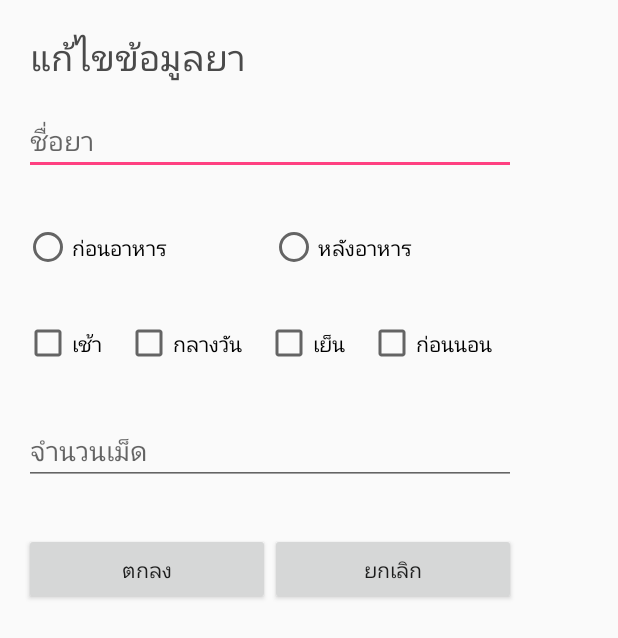
After one commit to iamteerawut/se_project, an Android app: the layout dialog_editpill.xml on its own in the app's theme, with its tools: preview values and no code run, on a phone screen of 412 x 824 dp. The commit adds this screen. Shown: the top 638 px of the screen. Run offline under Robolectric (Android 15) with nearby library versions, the phone set to English and light mode, and no system bars.

Commit message:
Add dialog edit pill

```diff
--- a/Pillminder/app/src/main/java/com/se/pillminder/PillFragment.java
+++ b/Pillminder/app/src/main/java/com/se/pillminder/PillFragment.java
@@ -11,7 +11,7 @@ import android.widget.Button;
 /**
  * A simple {@link Fragment} subclass.
  */
-public class PillFragment extends Fragment implements View.OnClickListener {
+public class PillFragment extends Fragment {
 
     private View rootView;
 
@@ -37,26 +37,62 @@ public class PillFragment extends Fragment implements View.OnClickListener {
         // Inflate the layout for this fragment
         this.rootView = inflater.inflate(R.layout.fragment_pill, container, false);
 
-        Button add_pill = rootView.findViewById(R.id.add_button);
-        add_pill.setOnClickListener(this);
 
-        return rootView;
-//        return inflater.inflate(R.layout.fragment_pill, container, false);
+        Button edit_pill = rootView.findViewById(R.id.edit_pill1);
+        edit_pill.setOnClickListener(new View.OnClickListener() {
+            @Override
+            public void onClick(View v) {
+                final Dialog dialog = new Dialog(PillFragment.this.getContext());
+                dialog.setContentView(R.layout.dialog_editpill);
+
+                Button ok_action = (Button) dialog.findViewById(R.id.ok_action);
+                Button cancel_action = (Button) dialog.findViewById(R.id.cancel_action);
+
+                ok_action.setOnClickListener(new View.OnClickListener() {
+                    @Override
+                    public void onClick(View v) {
+                        dialog.dismiss();
                     }
+                });
 
-    @Override
-    public void onClick(View view) {
-        final Dialog dialog = new Dialog(PillFragment.this.getContext());
-        dialog.setContentView(R.layout.dialog_addpill);
-
-        Button cancel_action = (Button) dialog.findViewById(R.id.cancel_action);
                 cancel_action.setOnClickListener(new View.OnClickListener() {
                     @Override
                     public void onClick(View v) {
                         dialog.dismiss();
                     }
                 });
-
                 dialog.show();
             }
+        });
+
+        Button add_pill = rootView.findViewById(R.id.add_pill);
+        add_pill.setOnClickListener(new View.OnClickListener() {
+            @Override
+            public void onClick(View v) {
+                final Dialog dialog = new Dialog(PillFragment.this.getContext());
+                dialog.setContentView(R.layout.dialog_addpill);
+
+                Button ok_action = (Button) dialog.findViewById(R.id.ok_action);
+                Button cancel_action = (Button) dialog.findViewById(R.id.cancel_action);
+
+                ok_action.setOnClickListener(new View.OnClickListener() {
+                    @Override
+                    public void onClick(View v) {
+                        dialog.dismiss();
                     }
+                });
+
+                cancel_action.setOnClickListener(new View.OnClickListener() {
+                    @Override
+                    public void onClick(View v) {
+                        dialog.dismiss();
+                    }
+                });
+                dialog.show();
+            }
+        });
+
+        return rootView;
+//        return inflater.inflate(R.layout.fragment_pill, container, false);
+    }
+}
--- a/Pillminder/app/src/main/res/layout/dialog_addpill.xml
+++ b/Pillminder/app/src/main/res/layout/dialog_addpill.xml
@@ -127,6 +127,7 @@
 
 
         <Button
+            android:id="@+id/ok_action"
             android:layout_width="wrap_content"
             android:layout_height="wrap_content"
             android:layout_weight="1"
--- /dev/null
+++ b/Pillminder/app/src/main/res/layout/dialog_editpill.xml
@@ -0,0 +1,145 @@
+<?xml version="1.0" encoding="utf-8"?>
+<LinearLayout
+    xmlns:android="http://schemas.android.com/apk/res/android"
+    android:orientation="vertical"
+    android:layout_width="360dp"
+    android:layout_height="wrap_content">
+
+    <TextView
+        android:id="@+id/content"
+        android:layout_marginTop="20dp"
+        android:layout_marginLeft="20dp"
+        android:textSize="24sp"
+        android:textColor="#4a4a4a"
+        android:text="แก้ไขข้อมูลยา"
+        android:layout_width="wrap_content"
+        android:layout_height="wrap_content" />
+
+    <LinearLayout
+        android:layout_marginTop="16dp"
+        android:layout_marginLeft="16dp"
+        android:layout_marginRight="16dp"
+        android:layout_marginBottom="16dp"
+        android:orientation="horizontal"
+        android:layout_width="match_parent"
+        android:layout_height="wrap_content">
+
+
+        <EditText
+            android:id="@+id/pill_name"
+            android:layout_gravity="center"
+            android:layout_width="wrap_content"
+            android:layout_height="wrap_content"
+            android:layout_weight="1"
+            android:ems="10"
+            android:inputType="text"
+            android:hint="ชื่อยา" />
+
+    </LinearLayout>
+
+    <LinearLayout
+        android:layout_marginTop="16dp"
+        android:layout_marginLeft="16dp"
+        android:layout_marginRight="16dp"
+        android:layout_marginBottom="16dp"
+        android:orientation="horizontal"
+        android:layout_width="match_parent"
+        android:layout_height="wrap_content">
+
+
+        <RadioButton
+            android:layout_width="wrap_content"
+            android:layout_height="wrap_content"
+            android:layout_weight="1"
+            android:text="ก่อนอาหาร" />
+
+        <RadioButton
+            android:layout_width="wrap_content"
+            android:layout_height="wrap_content"
+            android:layout_weight="1"
+            android:text="หลังอาหาร" />
+
+    </LinearLayout>
+
+    <LinearLayout
+        android:layout_marginTop="16dp"
+        android:layout_marginLeft="16dp"
+        android:layout_marginRight="16dp"
+        android:layout_marginBottom="16dp"
+        android:orientation="horizontal"
+        android:layout_width="match_parent"
+        android:layout_height="wrap_content">
+
+        <CheckBox
+            android:layout_width="wrap_content"
+            android:layout_height="wrap_content"
+            android:layout_weight="1"
+            android:text="เช้า" />
+
+        <CheckBox
+            android:layout_width="wrap_content"
+            android:layout_height="wrap_content"
+            android:layout_weight="1"
+            android:text="กลางวัน" />
+
+        <CheckBox
+            android:layout_width="wrap_content"
+            android:layout_height="wrap_content"
+            android:layout_weight="1"
+            android:text="เย็น" />
+
+        <CheckBox
+            android:layout_width="wrap_content"
+            android:layout_height="wrap_content"
+            android:layout_weight="1"
+            android:text="ก่อนนอน" />
+
+    </LinearLayout>
+
+    <LinearLayout
+        android:layout_marginTop="16dp"
+        android:layout_marginLeft="16dp"
+        android:layout_marginRight="16dp"
+        android:layout_marginBottom="16dp"
+        android:orientation="horizontal"
+        android:layout_width="match_parent"
+        android:layout_height="wrap_content">
+
+        <EditText
+            android:id="@+id/amount_pill"
+            android:layout_width="wrap_content"
+            android:layout_height="wrap_content"
+            android:layout_weight="1"
+            android:ems="10"
+            android:hint="จำนวนเม็ด"
+            android:inputType="number" />
+
+    </LinearLayout>
+
+    <LinearLayout
+        android:layout_marginTop="16dp"
+        android:layout_marginLeft="16dp"
+        android:layout_marginRight="16dp"
+        android:layout_marginBottom="16dp"
+        android:orientation="horizontal"
+        android:layout_width="match_parent"
+        android:layout_height="wrap_content">
+
+
+        <Button
+            android:id="@+id/ok_action"
+            android:layout_width="wrap_content"
+            android:layout_height="wrap_content"
+            android:layout_weight="1"
+            android:text="ตกลง" />
+
+        <Button
+            android:id="@+id/cancel_action"
+            android:layout_width="wrap_content"
+            android:layout_height="wrap_content"
+            android:layout_weight="1"
+            android:text="ยกเลิก" />
+
+    </LinearLayout>
+
+</LinearLayout>
--- a/Pillminder/app/src/main/res/layout/fragment_alert.xml
+++ b/Pillminder/app/src/main/res/layout/fragment_alert.xml
@@ -6,11 +6,13 @@
 
     <!-- TODO: Update blank fragment layout -->
     <LinearLayout
+        android:background="#606060"
         android:layout_width="match_parent"
         android:layout_height="match_parent">
 
         <TextView
             android:id="@+id/content"
+            android:textColor="#fff"
             android:layout_marginTop="20dp"
             android:layout_marginLeft="20dp"
             android:textSize="24sp"
--- a/Pillminder/app/src/main/res/layout/fragment_pill.xml
+++ b/Pillminder/app/src/main/res/layout/fragment_pill.xml
@@ -199,7 +199,7 @@
         </LinearLayout>
 
         <Button
-            android:id="@+id/add_button"
+            android:id="@+id/add_pill"
             android:layout_gravity="center"
             android:layout_width="wrap_content"
             android:layout_height="wrap_content"
```
Lines whose indentation alone changed are shown as unchanged.
